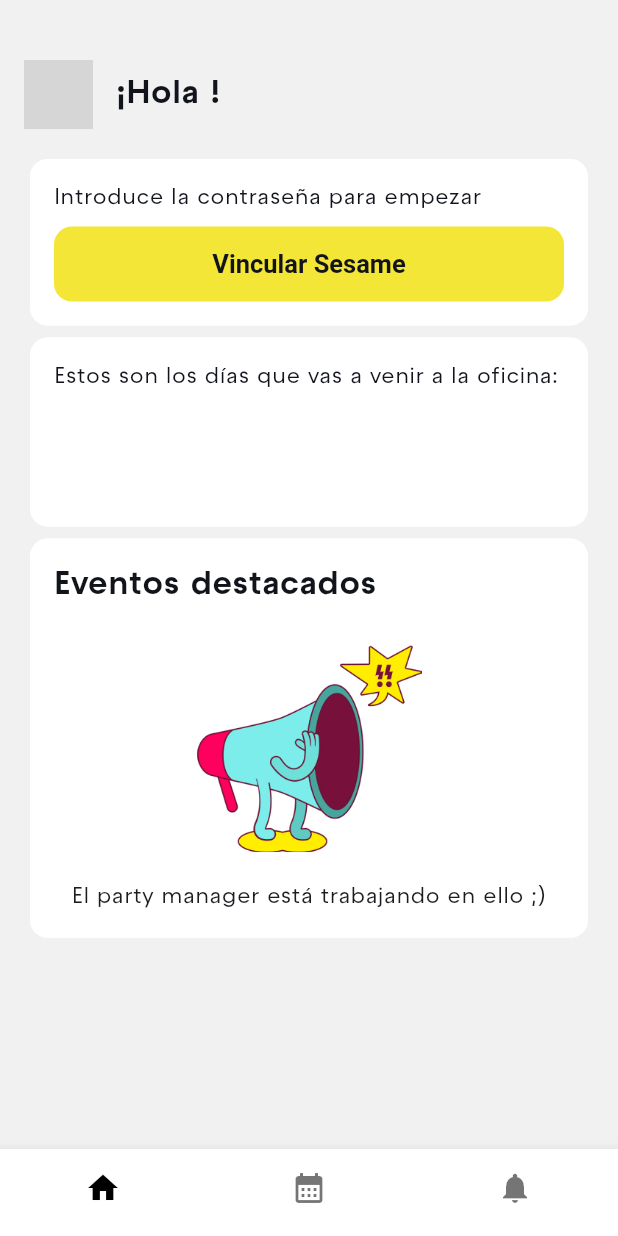
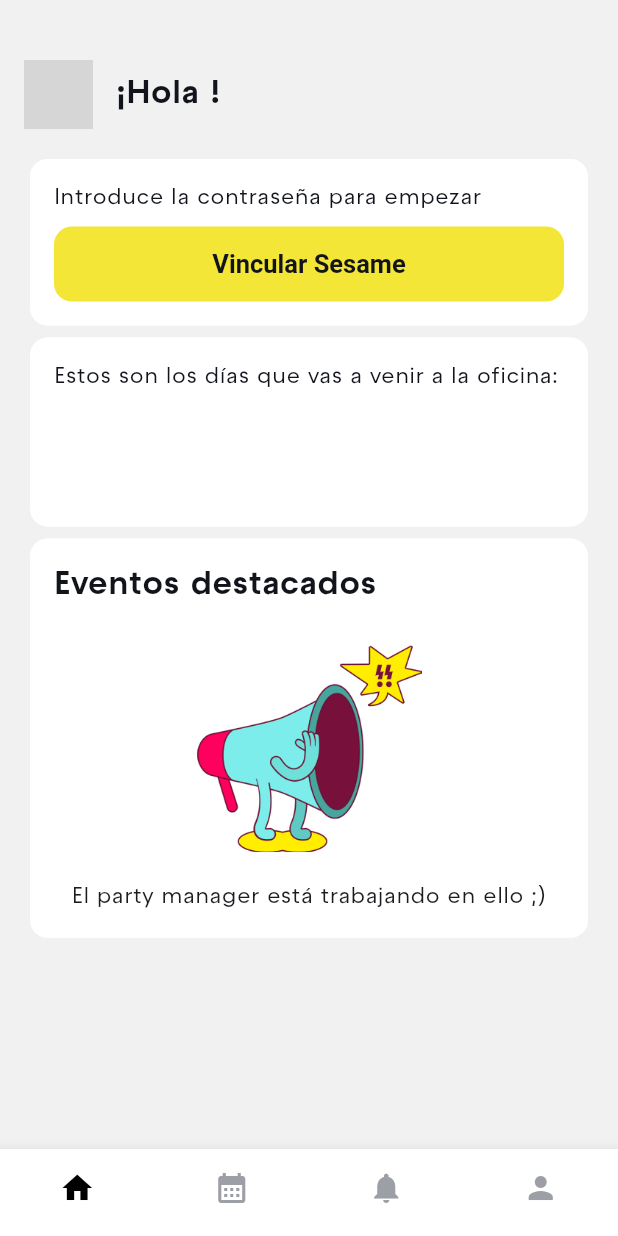
Before and after one commit to RubenPardo/rudo_app_clone, a Flutter app: the HomeMenuPage screen opened directly with empty values, on a phone screen of 412 x 824 dp. Run offline on Flutter 3.47's test engine with Material 2 defaults, Android fonts, the phone set to English and light mode, and no system bars; our stand-ins replace dio, equatable, firebase_core, flutter_bloc, flutter_secure_storage, geolocator and 3 more; accounts and stored records are empty; network calls fail; grey boxes are pictures that could not be loaded.

Commit message:
Add profile page layout

```diff
--- a/lib/app/colors.dart
+++ b/lib/app/colors.dart
@@ -9,6 +9,7 @@ class AppColors{
   static const Color backgroundColorScaffold = Color(0xFFF1F1F1);
   static const Color buttonNoMarked = Color(0xffF9F9F9);
   static const Color hintColor = Color(0xff9D9FA7);
+  static const Color unselectedIcon = Color(0xff9D9FA7);
   static const Color greyLabel = Color(0xff5E6270);
 
 
--- a/lib/presentation/pages/home_menu_page.dart
+++ b/lib/presentation/pages/home_menu_page.dart
@@ -1,7 +1,6 @@
 import 'package:flutter/material.dart';
-import 'package:flutter/src/widgets/framework.dart';
-import 'package:flutter/src/widgets/placeholder.dart';
 import 'package:flutter_bloc/flutter_bloc.dart';
+import 'package:rudo_app_clone/app/colors.dart';
 import 'package:rudo_app_clone/data/model/user/user_data.dart';
 import 'package:rudo_app_clone/presentation/bloc/alerts/alert_bloc.dart';
 import 'package:rudo_app_clone/presentation/bloc/alerts/alert_event.dart';
@@ -9,6 +8,7 @@ import 'package:rudo_app_clone/presentation/bloc/alerts/alert_state.dart';
 import 'package:rudo_app_clone/presentation/pages/alert_page.dart';
 import 'package:rudo_app_clone/presentation/pages/events_page.dart';
 import 'package:rudo_app_clone/presentation/pages/home_page.dart';
+import 'package:rudo_app_clone/presentation/pages/profile_page.dart';
 
 class HomeMenuPage extends StatefulWidget {
   final UserData userData;
@@ -36,6 +36,7 @@ class _HomeMenuPageState extends State<HomeMenuPage> {
         HomePage(userData: widget.userData),
         const EventsPage(),
         const AlertPage(),
+        ProfilePage(userData: widget.userData),
 
       ][_currentIndex],
       bottomNavigationBar: _buildBottomNavigationBar(),
@@ -44,10 +45,13 @@ class _HomeMenuPageState extends State<HomeMenuPage> {
 
   Widget _buildBottomNavigationBar(){
     return BottomNavigationBar(
+      type: BottomNavigationBarType.fixed,
       backgroundColor: Colors.white,
       selectedItemColor: Colors.black,
+      unselectedItemColor: AppColors.unselectedIcon,
       showSelectedLabels: false,
       showUnselectedLabels: false,
+
       onTap: (newIndex) => setState(() {
         _currentIndex = newIndex;
       }),
@@ -56,6 +60,7 @@ class _HomeMenuPageState extends State<HomeMenuPage> {
         const BottomNavigationBarItem(icon: Icon(Icons.home), label: 'Home'),
         const BottomNavigationBarItem(icon: Icon(Icons.calendar_month),label: 'Calendar'),
         _buildBottomNotificationItem(),
+        const BottomNavigationBarItem(icon: Icon(Icons.person),label: 'Profile'),
       ],
 
     );
--- a/lib/presentation/widgets/image_profile_user_widget.dart
+++ b/lib/presentation/widgets/image_profile_user_widget.dart
@@ -10,11 +10,13 @@ class ImageProfileUserWidget extends StatelessWidget {
   const ImageProfileUserWidget({
     super.key,
     required this.userData,  this.width = 46, this.useDeptColor = false,
+    this.isBig = false
   });
 
   final UserData userData;
   final double width;
   final bool useDeptColor;
+  final bool isBig;
 
   @override
   Widget build(BuildContext context) {
@@ -24,10 +26,10 @@ class ImageProfileUserWidget extends StatelessWidget {
         decoration: BoxDecoration(
           color: const Color(0xff7c94b6),
           image: DecorationImage(
-            image: NetworkImage(userData.image != null ?  userData.image!.thumbnail ??  "" : ""),
+            image: NetworkImage(userData.image != null ?  isBig ? userData.image!.fullsize ??  "" : userData.image!.thumbnail ??  "": ""),
             fit: BoxFit.fill,
           ),
-          borderRadius: const BorderRadius.all( Radius.circular(50.0)),
+          borderRadius: const BorderRadius.all( Radius.circular(100.0)),
           border: Border.all(
             color: getBorderColor(),
             width: 2.0,
```
Also changed, not shown: lib/core/utils.dart (+19 -0 lines), lib/data/model/user/user_data.dart (+11 -2 lines), lib/presentation/pages/profile_page.dart (added, +84 -0 lines).
